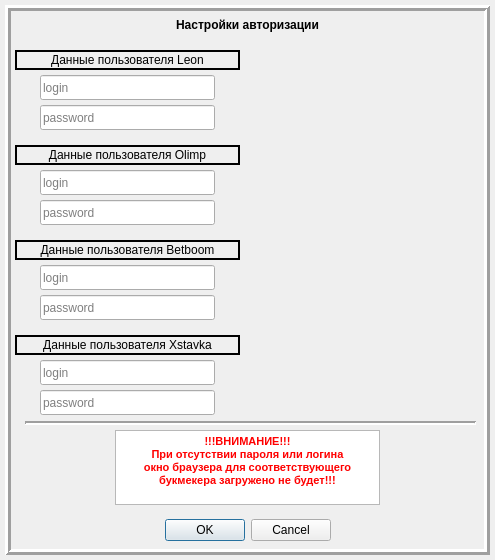
This is Client UI/components/templates/browser_control_window_template.ui in HiddenJang/Xperiment2 as Qt 5 draws it before an edit. The edited form follows.
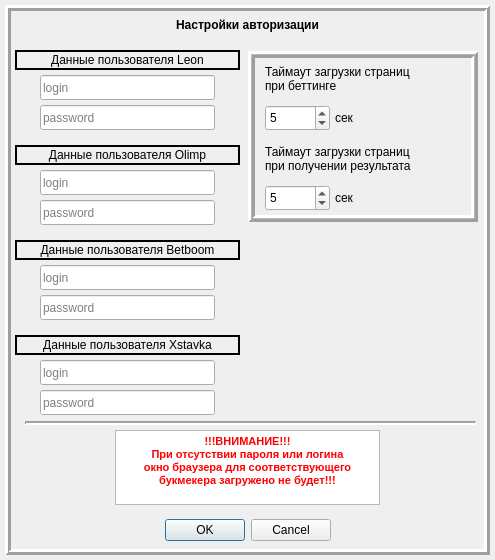
This is the edited form.

Commit message: result extraction dev

The edit to the form file:
```diff
--- a/Client UI/components/templates/browser_control_window_template.ui
+++ b/Client UI/components/templates/browser_control_window_template.ui
@@ -357,6 +357,119 @@
    <property name="lineWidth">
     <number>3</number>
    </property>
+   <widget class="QSpinBox" name="spinBox_authorizationPageLoadTimeout">
+    <property name="geometry">
+     <rect>
+      <x>260</x>
+      <y>100</y>
+      <width>65</width>
+      <height>26</height>
+     </rect>
+    </property>
+    <property name="maximum">
+     <number>9999</number>
+    </property>
+    <property name="value">
+     <number>5</number>
+    </property>
+   </widget>
+   <widget class="QLabel" name="label_authorizationPageLoadTimeout_1">
+    <property name="geometry">
+     <rect>
+      <x>260</x>
+      <y>54</y>
+      <width>191</width>
+      <height>41</height>
+     </rect>
+    </property>
+    <property name="text">
+     <string>&lt;html&gt;&lt;head/&gt;&lt;body&gt;&lt;p&gt;Таймаут загрузки страниц &lt;br/&gt;при беттинге&lt;/p&gt;&lt;/body&gt;&lt;/html&gt;</string>
+    </property>
+   </widget>
+   <widget class="QLabel" name="label_authorizationPageLoadTimeout_2">
+    <property name="geometry">
+     <rect>
+      <x>330</x>
+      <y>104</y>
+      <width>31</width>
+      <height>17</height>
+     </rect>
+    </property>
+    <property name="text">
+     <string>сек</string>
+    </property>
+   </widget>
+   <widget class="QLabel" name="label_resultPageLoadTimeout_2">
+    <property name="geometry">
+     <rect>
+      <x>330</x>
+      <y>184</y>
+      <width>31</width>
+      <height>17</height>
+     </rect>
+    </property>
+    <property name="text">
+     <string>сек</string>
+    </property>
+   </widget>
+   <widget class="QSpinBox" name="spinBox_resultPageLoadTimeout">
+    <property name="geometry">
+     <rect>
+      <x>260</x>
+      <y>180</y>
+      <width>65</width>
+      <height>26</height>
+     </rect>
+    </property>
+    <property name="maximum">
+     <number>9999</number>
+    </property>
+    <property name="value">
+     <number>5</number>
+    </property>
+   </widget>
+   <widget class="QLabel" name="label_resultPageLoadTimeout_1">
+    <property name="geometry">
+     <rect>
+      <x>260</x>
+      <y>134</y>
+      <width>191</width>
+      <height>41</height>
+     </rect>
+    </property>
+    <property name="text">
+     <string>&lt;html&gt;&lt;head/&gt;&lt;body&gt;&lt;p&gt;Таймаут загрузки страниц &lt;br/&gt;при получении результата&lt;/p&gt;&lt;/body&gt;&lt;/html&gt;</string>
+    </property>
+   </widget>
+   <widget class="QFrame" name="frame_autobetTimeoutSettings">
+    <property name="geometry">
+     <rect>
+      <x>243</x>
+      <y>46</y>
+      <width>230</width>
+      <height>171</height>
+     </rect>
+    </property>
+    <property name="frameShape">
+     <enum>QFrame::Box</enum>
+    </property>
+    <property name="frameShadow">
+     <enum>QFrame::Raised</enum>
+    </property>
+    <property name="lineWidth">
+     <number>3</number>
+    </property>
+    <property name="midLineWidth">
+     <number>1</number>
+    </property>
+   </widget>
+   <zorder>frame_autobetTimeoutSettings</zorder>
+   <zorder>spinBox_authorizationPageLoadTimeout</zorder>
+   <zorder>label_authorizationPageLoadTimeout_1</zorder>
+   <zorder>label_authorizationPageLoadTimeout_2</zorder>
+   <zorder>label_resultPageLoadTimeout_2</zorder>
+   <zorder>spinBox_resultPageLoadTimeout</zorder>
+   <zorder>label_resultPageLoadTimeout_1</zorder>
   </widget>
   <zorder>frame</zorder>
   <zorder>buttonBox</zorder>
```
The commit also changes 6 other files.
